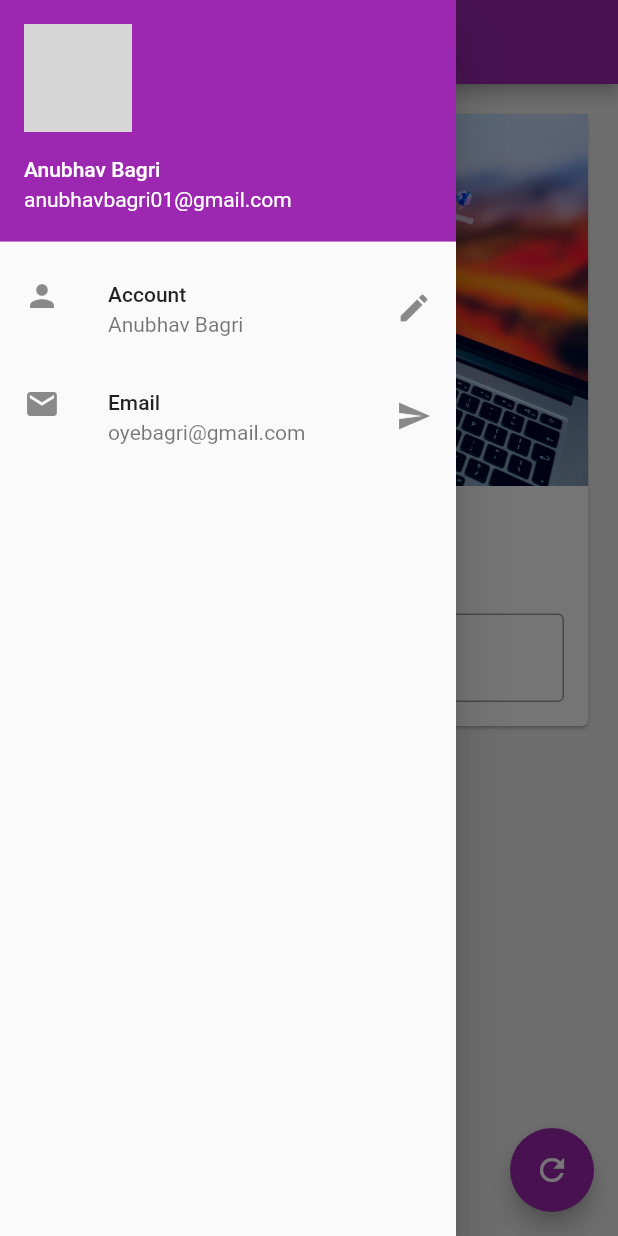
After one commit to anubhavbagri/FlutterEssentials, a Flutter app: the screen it shows after launch, with the side drawer open, on a phone screen of 412 x 824 dp. The commit adds this screen. Run offline on Flutter 3.47's test engine with Material 2 defaults, Android fonts, the light colour scheme and no system bars; network calls fail; grey boxes are pictures that could not be loaded.

Commit message:
ch6 completed

```diff
--- /dev/null
+++ b/lib/bg_image.dart
@@ -0,0 +1,16 @@
+import 'package:flutter/material.dart';
+
+class BgImage extends StatelessWidget {
+  @override
+  Widget build(BuildContext context) {
+    return Image.asset(
+      "assets/bg.jpg",
+      fit: BoxFit.cover,
+      // fit: BoxFit.contain,
+      // fit: BoxFit.fitWidth,
+      // fit: BoxFit.fill,
+      // width: 100,
+      // height: 100,
+    );
+  }
+}
--- /dev/null
+++ b/lib/change_name_card.dart
@@ -0,0 +1,47 @@
+import 'package:flutter/material.dart';
+
+import 'bg_image.dart';
+
+class ChangeNameCard extends StatelessWidget {
+  const ChangeNameCard({
+    Key key,
+    @required this.myText,
+    @required TextEditingController nameController,
+  })  : _nameController = nameController,
+        super(key: key);
+
+  final String myText;
+  final TextEditingController _nameController;
+
+  @override
+  Widget build(BuildContext context) {
+    return Column(
+      children: [
+        BgImage(),
+        SizedBox(
+          height: 20,
+        ),
+        Text(
+          myText,
+          style: TextStyle(fontSize: 25, fontWeight: FontWeight.bold),
+        ),
+        SizedBox(
+          height: 20,
+        ),
+        Padding(
+          padding: const EdgeInsets.all(16.0),
+          child: TextField(
+            controller: _nameController,
+            // keyboardType: TextInputType.number,
+            keyboardType: TextInputType.text,
+            // obscureText: true,
+            decoration: InputDecoration(
+                border: OutlineInputBorder(),
+                hintText: "Enter something here",
+                labelText: "Name"),
+          ),
+        )
+      ],
+    );
+  }
+}
--- /dev/null
+++ b/lib/drawer.dart
@@ -0,0 +1,34 @@
+import 'package:flutter/material.dart';
+
+class MyDrawer extends StatelessWidget {
+  @override
+  Widget build(BuildContext context) {
+    return Drawer(
+      child: ListView(
+        padding: EdgeInsets.zero,
+        children: [
+          UserAccountsDrawerHeader(
+            accountName: Text("Anubhav Bagri"),
+            accountEmail: Text("anubhavbagri01@gmail.com"),
+            currentAccountPicture: CircleAvatar(
+              backgroundImage: NetworkImage(
+                  "https://avatars.githubusercontent.com/u/56643117?v=4"),
+            ),
+          ),
+          ListTile(
+            leading: Icon(Icons.person),
+            title: Text("Account"),
+            subtitle: Text("Anubhav Bagri"),
+            trailing: Icon(Icons.edit),
+          ),
+          ListTile(
+            leading: Icon(Icons.email),
+            title: Text("Email"),
+            subtitle: Text("oyebagri@gmail.com"),
+            trailing: Icon(Icons.send),
+          )
+        ],
+      ),
+    );
+  }
+}
--- /dev/null
+++ b/lib/pages/home_page.dart
@@ -0,0 +1,48 @@
+import 'package:flutter/material.dart';
+
+import '../change_name_card.dart';
+import '../drawer.dart';
+
+class Homepage extends StatefulWidget {
+  @override
+  _HomepageState createState() => _HomepageState();
+}
+
+class _HomepageState extends State<Homepage> {
+  TextEditingController _nameController = TextEditingController();
+  var myText = "Change me";
+
+  @override
+  void initState() {
+    //for hitting an API or fetching data will be done here
+    super.initState();
+  }
+
+  @override
+  Widget build(BuildContext context) {
+    return Scaffold(
+      backgroundColor: Colors.grey[200],
+      appBar: AppBar(
+        title: Text("Awesome App"),
+      ),
+      // body: Column(
+      body: Padding(
+        padding: const EdgeInsets.all(16.0),
+        child: SingleChildScrollView(
+          child: Card(
+            child:
+                ChangeNameCard(myText: myText, nameController: _nameController),
+          ),
+        ),
+      ),
+      drawer: MyDrawer(),
+      floatingActionButton: FloatingActionButton(
+        onPressed: () {
+          myText = _nameController.text;
+          setState(() {});
+        },
+        child: Icon(Icons.refresh),
+      ),
+    );
+  }
+}
```
Also changed, not shown: lib/main.dart (+1 -103 lines).
